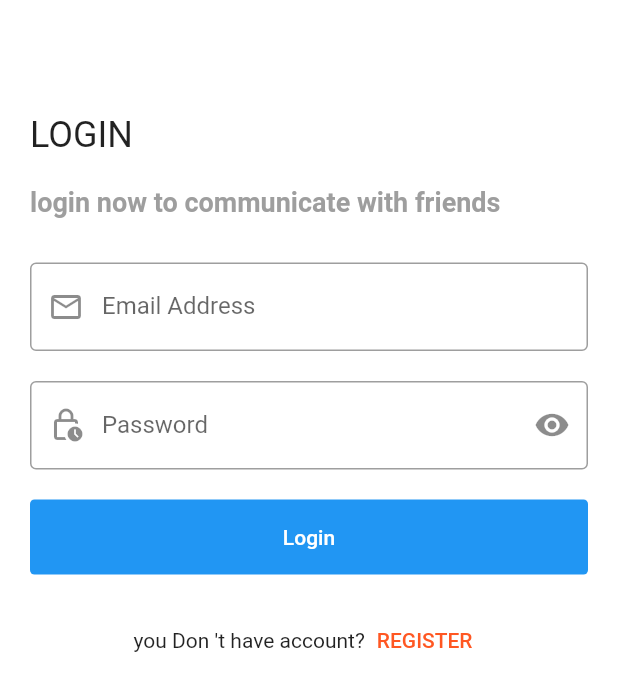
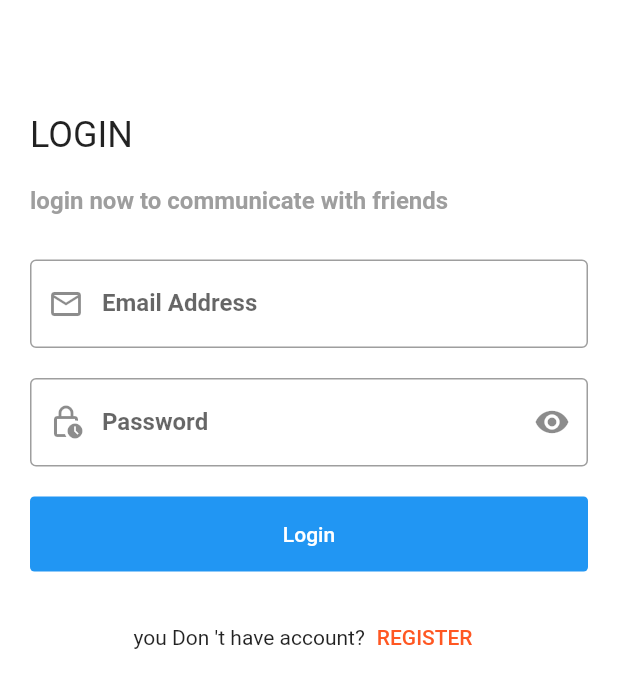
Before and after one commit to sihamqatani/social_app, a Flutter app: the screen it shows after launch, on a phone screen of 412 x 824 dp. Shown: the top 691 px of the screen. Run offline on Flutter 3.47's test engine with Material 2 defaults, Android fonts, the phone set to English and light mode, and no system bars; our stand-ins replace bloc, cloud_firestore, firebase_auth, firebase_core, flutter_bloc, flutter_conditional_rendering and 3 more; accounts and stored records are empty.

Commit message:
setup layout

```diff
--- a/lib/main.dart
+++ b/lib/main.dart
@@ -1,13 +1,12 @@
 import 'package:firebase_core/firebase_core.dart';
 import 'package:flutter/material.dart';
-import 'package:flutter/services.dart';
 import 'package:flutter_bloc/flutter_bloc.dart';
-import 'package:hexcolor/hexcolor.dart';
 import 'package:social_app/layouts/home_screen.dart';
 
 import 'package:social_app/modules/login_screen/social_login_screen.dart';
 import 'package:social_app/shared/cubit/social_cubit.dart';
 import 'package:social_app/shared/network/local/cashe_helper.dart';
+import 'package:social_app/shared/themes/theme.dart';
 
 void main() async {
   WidgetsFlutterBinding.ensureInitialized();
@@ -36,68 +35,8 @@ class SocialApp extends StatelessWidget {
     return BlocProvider(
       create: (context) => SocialCubit()..getUserData(),
       child: MaterialApp(
-        theme: ThemeData(
-            primarySwatch: Colors.deepOrange,
-            floatingActionButtonTheme: FloatingActionButtonThemeData(
-              backgroundColor: Colors.deepOrange,
-            ),
-            scaffoldBackgroundColor: Colors.white,
-            appBarTheme: AppBarTheme(
-                iconTheme: IconThemeData(color: Colors.black),
-                backwardsCompatibility: false,
-                backgroundColor: Colors.white,
-                elevation: 0,
-                titleTextStyle: TextStyle(
-                    fontWeight: FontWeight.bold,
-                    fontSize: 20,
-                    color: Colors.black),
-                systemOverlayStyle: SystemUiOverlayStyle(
-                  statusBarColor: Colors.white,
-                  statusBarIconBrightness: Brightness.dark,
-                )),
-            bottomNavigationBarTheme: BottomNavigationBarThemeData(
-                type: BottomNavigationBarType.fixed,
-                elevation: 20,
-                selectedItemColor: Colors.deepOrange,
-                unselectedItemColor: Colors.grey),
-            textTheme: TextTheme(
-                bodyText1: TextStyle(
-              color: Colors.black,
-              fontWeight: FontWeight.w600,
-              fontSize: 18,
-            ))),
-        darkTheme: ThemeData(
-          scaffoldBackgroundColor: HexColor('333739'),
-          primarySwatch: Colors.deepOrange,
-          floatingActionButtonTheme: FloatingActionButtonThemeData(
-            backgroundColor: Colors.deepOrange,
-          ),
-          textTheme: TextTheme(
-              bodyText1: TextStyle(
-            color: Colors.white,
-            fontWeight: FontWeight.w600,
-            fontSize: 18,
-          )),
-          appBarTheme: AppBarTheme(
-              iconTheme: IconThemeData(color: Colors.white),
-              backwardsCompatibility: false,
-              backgroundColor: HexColor('333739'),
-              elevation: 0,
-              titleTextStyle: TextStyle(
-                  fontWeight: FontWeight.bold,
-                  fontSize: 20,
-                  color: Colors.white),
-              systemOverlayStyle: SystemUiOverlayStyle(
-                statusBarColor: HexColor('333739'),
-                statusBarIconBrightness: Brightness.light,
-              )),
-          bottomNavigationBarTheme: BottomNavigationBarThemeData(
-              type: BottomNavigationBarType.fixed,
-              backgroundColor: HexColor('333739'),
-              elevation: 20,
-              selectedItemColor: Colors.deepOrange,
-              unselectedItemColor: Colors.grey),
-        ),
+        theme: themeApp,
+        darkTheme: darkThemeApp,
         home: startWidget,
       ),
     );
--- a/lib/shared/cubit/Social_state.dart
+++ b/lib/shared/cubit/Social_state.dart
@@ -14,3 +14,5 @@ class SocialGetUserErrorState extends SocialStates {
 }
 
 class SocialBottomNavState extends SocialStates {}
+
+class SocialNewPostState extends SocialStates {}
--- a/lib/shared/cubit/social_cubit.dart
+++ b/lib/shared/cubit/social_cubit.dart
@@ -7,7 +7,7 @@ import 'package:social_app/models/social_user_model.dart';
 import 'package:social_app/modules/feeds/feeds.dart';
 import 'package:social_app/modules/setting/setting.dart';
 import 'package:social_app/modules/users/users.dart';
-import 'package:social_app/shared/constants.dart';
+import 'package:social_app/shared/constants/constants.dart';
 import 'package:social_app/shared/cubit/Social_state.dart';
 
 class SocialCubit extends Cubit<SocialStates> {
@@ -21,10 +21,14 @@ class SocialCubit extends Cubit<SocialStates> {
     ChatScreen(),
     SettingScreen()
   ];
-  List<String> titles = ['Home', 'Users', 'Chats', 'Setting'];
+  List<String> titles = ['Feeds', 'Users', 'Chats', 'Setting'];
   void changBottomNav(int index) {
-    currentIndex = index;
-    emit(SocialBottomNavState());
+    if (index == 3) {
+      emit(SocialNewPostState());
+    } else {
+      currentIndex = index;
+      emit(SocialBottomNavState());
+    }
   }
 
   void getUserData() {
--- /dev/null
+++ b/lib/shared/themes/theme.dart
@@ -0,0 +1,75 @@
+import 'package:flutter/material.dart';
+import 'package:flutter/services.dart';
+import 'package:hexcolor/hexcolor.dart';
+
+ThemeData themeApp = ThemeData(
+    primarySwatch: Colors.deepOrange,
+    floatingActionButtonTheme: FloatingActionButtonThemeData(
+      backgroundColor: Colors.deepOrange,
+    ),
+    scaffoldBackgroundColor: Colors.white,
+    appBarTheme: AppBarTheme(
+        iconTheme: IconThemeData(color: Colors.grey),
+        backwardsCompatibility: false,
+        backgroundColor: Colors.white,
+        elevation: 0,
+        titleTextStyle: TextStyle(
+            fontWeight: FontWeight.bold, fontSize: 20, color: Colors.black),
+        systemOverlayStyle: SystemUiOverlayStyle(
+          statusBarColor: Colors.white,
+          statusBarIconBrightness: Brightness.dark,
+        )),
+    bottomNavigationBarTheme: BottomNavigationBarThemeData(
+        backgroundColor: Colors.white,
+        type: BottomNavigationBarType.fixed,
+        elevation: 10,
+        selectedItemColor: Colors.amber[900],
+        unselectedItemColor: Colors.grey),
+    textTheme: TextTheme(
+        bodyText1: TextStyle(
+          color: Colors.black,
+          fontWeight: FontWeight.w600,
+          fontSize: 16,
+        ),
+        subtitle1: TextStyle(
+          color: Colors.black,
+          fontWeight: FontWeight.w600,
+          fontSize: 16,
+          //  height: 1.3
+          //fontFamily: 'jannah'
+        ),
+        subtitle2: TextStyle(
+            color: Colors.black,
+            fontWeight: FontWeight.w600,
+            fontSize: 14,
+            fontFamily: 'jannah')));
+ThemeData darkThemeApp = ThemeData(
+  scaffoldBackgroundColor: HexColor('333739'),
+  primarySwatch: Colors.deepOrange,
+  floatingActionButtonTheme: FloatingActionButtonThemeData(
+    backgroundColor: Colors.deepOrange,
+  ),
+  textTheme: TextTheme(
+      bodyText1: TextStyle(
+    color: Colors.white,
+    fontWeight: FontWeight.w600,
+    fontSize: 18,
+  )),
+  appBarTheme: AppBarTheme(
+      iconTheme: IconThemeData(color: Colors.white),
+      backwardsCompatibility: false,
+      backgroundColor: HexColor('333739'),
+      elevation: 0,
+      titleTextStyle: TextStyle(
+          fontWeight: FontWeight.bold, fontSize: 20, color: Colors.white),
+      systemOverlayStyle: SystemUiOverlayStyle(
+        statusBarColor: HexColor('333739'),
+        statusBarIconBrightness: Brightness.light,
+      )),
+  bottomNavigationBarTheme: BottomNavigationBarThemeData(
+      type: BottomNavigationBarType.fixed,
+      backgroundColor: HexColor('333739'),
+      elevation: 20,
+      selectedItemColor: Colors.amber[900],
+      unselectedItemColor: Colors.grey),
+);
```
Also changed, not shown: lib/layouts/home_screen.dart (+16 -8 lines), lib/modules/feeds/feeds.dart (+67 -36 lines), lib/modules/new_post/new_post.dart (added, +13 -0 lines), pubspec.yaml (+4 -3 lines), lib/shared/constants/constants.dart (renamed from lib/shared/constants.dart), pubspec.lock.
